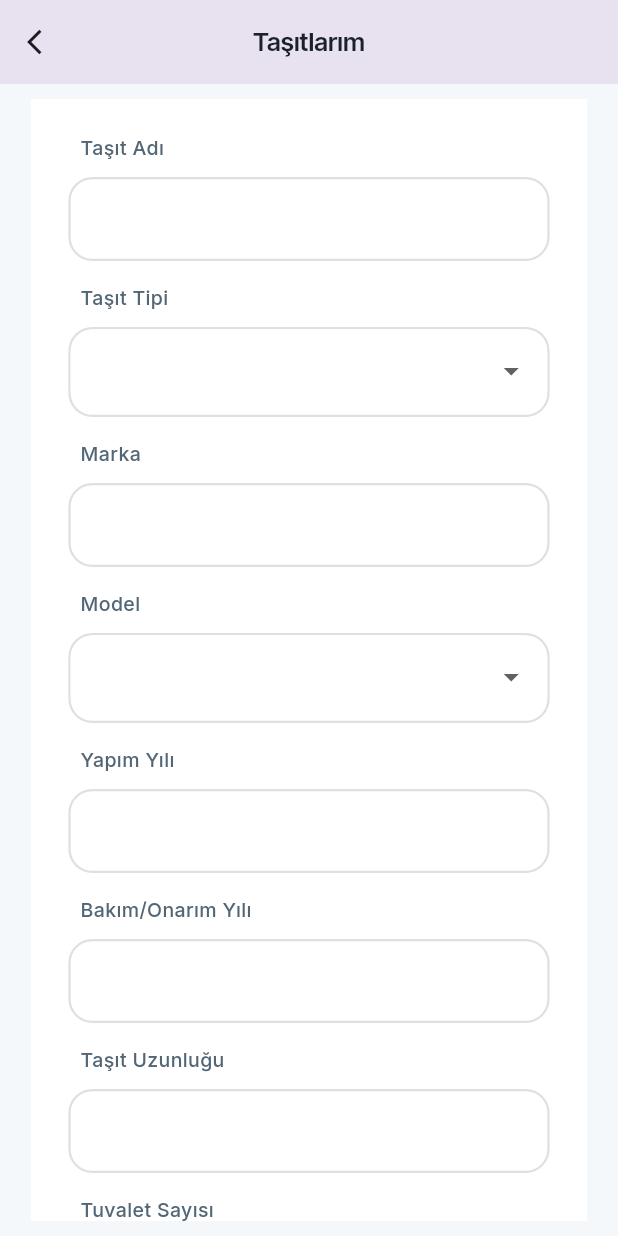
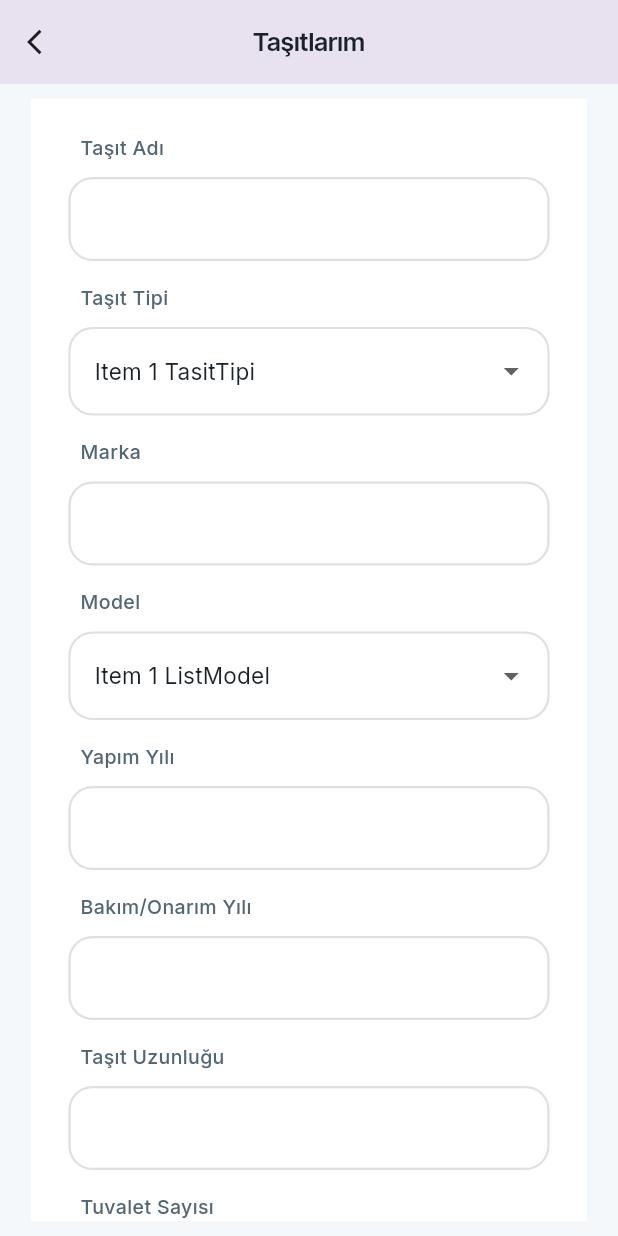
Before and after one commit to alican645/sabo_software_broken, a Flutter app: the screen it shows after launch, scrolled down 576 dp, on a phone screen of 412 x 824 dp. Run offline on Flutter 3.47's test engine with Material 3 defaults, Android fonts, the phone set to English and light mode, and no system bars; our stand-ins replace flutter_svg, fluttertoast, google_fonts, image_picker.

Commit message:
sabo_software 11.09.2024-22.22

```diff
--- a/lib/views/task5/TasitlarDetayPage.dart
+++ b/lib/views/task5/TasitlarDetayPage.dart
@@ -17,16 +17,33 @@ class TasitlarDeetayPage extends StatefulWidget {
 }
 
 class _TasitlarDeetayPageState extends State<TasitlarDeetayPage> {
-  String? _selectedItemModel;
-  String? _selectedItemBayrak;
+
+
+
+  bool _isPressed=false;
 
   // Dropdown menüsünde gösterilecek öğeler
-  final List<String> _itemListModel = ["Item 1", "Item 2", "Item 3", "Item 4"];
-  final List<String> _itemListBayrak = [
-    "Türkiye",
-    "Almanya",
-    "Fransa",
-    "İngiltere"
+  final List<String> _itemListModel = ["Item 1 ListModel", "Item 2 ListModel", "Item 3 ListModel", "Item 4 ListModel"];
+  String _selectedItemModel="Item 1 ListModel";
+
+  final List<String> _itemListTasitTipi = ["Item 1 TasitTipi", "Item 2 TasitTipi", "Item 3 TasitTipi", "Item 4 TasitTipi"];
+  String _selectedItemTasitTipi="Item 1 TasitTipi";
+
+  final List<String> _itemListYapiModel = ["Item 1 YapiModel", "Item 2 YapiModel", "Item 3 YapiModel", "Item 4 YapiModel"];
+  String _selectedItemYapiModel="Item 1 YapiModel";
+
+  // final List<String> _itemListModel = ["Item 1", "Item 2", "Item 3", "Item 4"];
+  // String _selectedItemModel="Item 1";
+
+
+
+
+  String _selectedItemBayrak = 'tr'; // Türkiye
+  final List<Map<String, String>> _itemListBayrak = [
+    {'name': 'Turkey', 'code': 'tr'},
+    {'name': 'Germany', 'code': 'de'},
+    {'name': 'United States', 'code': 'us'},
+    {'name': 'France', 'code': 'fr'},
   ];
 
   final TextEditingController _tamKapasiteController = TextEditingController();
@@ -200,12 +217,14 @@ class _TasitlarDeetayPageState extends State<TasitlarDeetayPage> {
                     borderRadius: BorderRadius.circular(12),
                     color: Colors.white),
                 child: _buildTextFieldwidgetArea(
+                    true,
                     mqWidth,
                     "Tam Kapasite",
                     ImageIcon(AssetImage("assets/images/user.png")),
                     GoogleFonts.interTight(
                         fontSize: 17, fontWeight: FontWeight.w600),
-                    TextInputType.number,_tamKapasiteController),
+                    TextInputType.number,
+                    _tamKapasiteController),
               ),
               const SizedBox(
                 height: 40,
@@ -218,12 +237,14 @@ class _TasitlarDeetayPageState extends State<TasitlarDeetayPage> {
                     borderRadius: BorderRadius.circular(12),
                     color: Colors.white),
                 child: _buildTextFieldwidgetArea(
+                    true,
                     mqWidth,
                     "Yemekli Kapasite",
                     ImageIcon(AssetImage("assets/images/knife_fork.png")),
                     GoogleFonts.interTight(
                         fontSize: 17, fontWeight: FontWeight.w600),
-                    TextInputType.number,_yemekliKapasiteController),
+                    TextInputType.number,
+                    _yemekliKapasiteController),
               ),
               const SizedBox(
                 height: 40,
@@ -248,6 +269,7 @@ class _TasitlarDeetayPageState extends State<TasitlarDeetayPage> {
                                       fontWeight: FontWeight.w600)),
                             )),
                         _buildTextFieldwidgetArea(
+                            false,
                             mqWidth,
                             "Taşıt Adı",
                             null,
@@ -255,18 +277,20 @@ class _TasitlarDeetayPageState extends State<TasitlarDeetayPage> {
                                 fontSize: 13,
                                 fontWeight: FontWeight.w500,
                                 color: Color(0xff526675)),
-                            TextInputType.text,_tasitAdiController),
+                            TextInputType.text,
+                            _tasitAdiController),
                         _buildDropdown(
                           "Taşıt Tipi",
                           mqWidth,
-                          _selectedItemModel,
-                          _itemListModel,
+                          _selectedItemTasitTipi,
+                          _itemListTasitTipi,
                           GoogleFonts.inter(
                               fontSize: 13,
                               fontWeight: FontWeight.w500,
-                              color: Color(0xff526675)),
+                              color: Color(0xff526675),),
                         ),
                         _buildTextFieldwidgetArea(
+                            false,
                             mqWidth,
                             "Marka",
                             null,
@@ -274,7 +298,8 @@ class _TasitlarDeetayPageState extends State<TasitlarDeetayPage> {
                                 fontSize: 13,
                                 fontWeight: FontWeight.w500,
                                 color: Color(0xff526675)),
-                            TextInputType.text,_markaController),
+                            TextInputType.text,
+                            _markaController),
                         _buildDropdown(
                             "Model",
                             mqWidth,
@@ -283,8 +308,11 @@ class _TasitlarDeetayPageState extends State<TasitlarDeetayPage> {
                             GoogleFonts.inter(
                                 fontSize: 13,
                                 fontWeight: FontWeight.w500,
-                                color: Color(0xff526675))),
+                                color: Color(0xff526675)),
+
+                        ),
                         _buildTextFieldwidgetArea(
+                            false,
                             mqWidth,
                             "Yapım Yılı",
                             null,
@@ -292,8 +320,10 @@ class _TasitlarDeetayPageState extends State<TasitlarDeetayPage> {
                                 fontSize: 13,
                                 fontWeight: FontWeight.w500,
                                 color: Color(0xff526675)),
-                            TextInputType.number,_yapimTiliContoller),
+                            TextInputType.number,
+                            _yapimTiliContoller),
                         _buildTextFieldwidgetArea(
+                            false,
                             mqWidth,
                             "Bakım/Onarım Yılı",
                             null,
@@ -301,8 +331,10 @@ class _TasitlarDeetayPageState extends State<TasitlarDeetayPage> {
                                 fontSize: 13,
                                 fontWeight: FontWeight.w500,
                                 color: Color(0xff526675)),
-                            TextInputType.number,_bakimOnarimYiliController),
+                            TextInputType.number,
+                            _bakimOnarimYiliController),
                         _buildTextFieldwidgetArea(
+                            false,
                             mqWidth,
                             "Taşıt Uzunluğu",
                             null,
@@ -310,8 +342,10 @@ class _TasitlarDeetayPageState extends State<TasitlarDeetayPage> {
                                 fontSize: 13,
                                 fontWeight: FontWeight.w500,
                                 color: Color(0xff526675)),
-                            TextInputType.number,_tasitUzunluguController),
+                            TextInputType.number,
+                            _tasitUzunluguController),
                         _buildTextFieldwidgetArea(
+                            false,
                             mqWidth,
                             "Tuvalet Sayısı",
                             null,
@@ -319,12 +353,11 @@ class _TasitlarDeetayPageState extends State<TasitlarDeetayPage> {
                                 fontSize: 13,
                                 fontWeight: FontWeight.w500,
                                 color: Color(0xff526675)),
-                            TextInputType.number,_tuvaletSayisiController),
-                        _buildDropdown(
+                            TextInputType.number,
+                            _tuvaletSayisiController),
+                        _buildDropdownBayrak(
                             "Bayrak",
                             mqWidth,
-                            _selectedItemBayrak,
-                            _itemListBayrak,
                             GoogleFonts.inter(
                                 fontSize: 13,
                                 fontWeight: FontWeight.w500,
@@ -332,15 +365,42 @@ class _TasitlarDeetayPageState extends State<TasitlarDeetayPage> {
                         _buildDropdown(
                             "Yapı Malzemesi",
                             mqWidth,
-                            _selectedItemBayrak,
-                            _itemListBayrak,
+                            _selectedItemYapiModel,
+                            _itemListYapiModel,
                             GoogleFonts.inter(
                                 fontSize: 13,
                                 fontWeight: FontWeight.w500,
                                 color: Color(0xff526675))),
+                        GestureDetector(
+                            onTapDown: (_) {
+                              setState(() {
+                                _isPressed = true;
+                              });
+                            },
+                            onTapUp: (_) {
+                              setState(() {
+                                _isPressed = false;
+                              });
+                              // Tıklama sonrasında yapılacak işlem
+                            },
+                            onTapCancel: () {
+                              setState(() {
+                                _isPressed = false;
+                              });
+                            },
+                          child: Container(
+                              width: mqWidth * 0.8,
+                              height: 56,
+                              decoration: BoxDecoration(
+                                color: _isPressed==false?Color(0xff189DFD):Color(0xff189DFD).withOpacity(0.5),
+                                  borderRadius: BorderRadius.circular(200),
+                                 ),
+                              child:
+                                  Center(child: Text("Değişiklikleri Kaydet"))),
+                        )
                       ],
                     )),
-              )
+              ),
             ],
           ),
         ),
@@ -349,6 +409,7 @@ class _TasitlarDeetayPageState extends State<TasitlarDeetayPage> {
   }
 
   Padding _buildTextFieldwidgetArea(
+      bool paddingZero,
       double mqWidth,
       String title,
       Widget? icon,
@@ -366,13 +427,14 @@ class _TasitlarDeetayPageState extends State<TasitlarDeetayPage> {
               child: Text(title, style: textStyle),
             ),
           ),
-          _buildTextField(mqWidth, icon, textInputType, textEditingController)
+          _buildTextField(paddingZero,mqWidth, icon, textInputType, textEditingController)
         ],
       ),
     );
   }
 
   Container _buildTextField(
+      bool paddingZero,
       double mqWidth,
       Widget? icon,
       TextInputType textInputType,
@@ -383,6 +445,8 @@ class _TasitlarDeetayPageState extends State<TasitlarDeetayPage> {
       decoration: BoxDecoration(
           borderRadius: BorderRadius.circular(16),
           border: Border.all(color: Colors.grey.shade300, width: 1.5)),
+      child: Padding(
+        padding:  paddingZero == true ? EdgeInsets.zero:EdgeInsets.symmetric(horizontal: 8),
         child: TextField(
           controller: textEditingController,
           keyboardType: textInputType,
@@ -391,11 +455,77 @@ class _TasitlarDeetayPageState extends State<TasitlarDeetayPage> {
             border: InputBorder.none,
           ),
         ),
+      ),
     );
   }
 
-  Padding _buildDropdown(String title, double mqWidth, String? value,
-      List<String> itemList, TextStyle textStyle) {
+  Padding _buildDropdown(
+     String title,          // Dropdown başlığı
+     double mqWidth,        // Ekran genişliği
+     String selectedValue,  // Seçilen değer
+     List<String> itemList, // Dropdown'a ait veriler
+     TextStyle textStyle,   // Başlık yazı stili
+
+  ) {
+    return Padding(
+      padding: const EdgeInsets.fromLTRB(10.0, 5, 10, 5),
+      child: Column(
+        crossAxisAlignment: CrossAxisAlignment.start,
+        children: [
+          Padding(
+            padding: const EdgeInsets.fromLTRB(8.0, 5, 8, 10),
+            child: Text(
+              title,
+              style: textStyle,
+            ),
+          ),
+          Container(
+            width: mqWidth * 0.8,
+            decoration: BoxDecoration(
+              borderRadius: BorderRadius.circular(16),
+              border: Border.all(color: Colors.grey.shade300, width: 1.5),
+            ),
+            child: DropdownButtonHideUnderline(
+              child: DropdownButtonFormField<String>(
+                decoration: InputDecoration(
+                  border: OutlineInputBorder(
+                    borderRadius: BorderRadius.circular(16),
+                    borderSide: BorderSide.none,
+                  ),
+                  filled: true,
+                  fillColor: Colors.white,
+                ),
+                value: selectedValue,  // Seçilen değer
+                icon: Icon(Icons.arrow_drop_down),
+                isExpanded: true,      // Genişliği doldurması için
+                items: itemList.map((String item) {
+                  return DropdownMenuItem<String>(
+                    value: item,
+                    child: Text(
+                      item,
+                      style: GoogleFonts.inter(
+                        fontWeight: FontWeight.w400,
+                        fontSize: 15,
+                        color: Color(0xff1A2228),
+                      ),
+                    ),
+                  );
+                }).toList(),
+                onChanged: (newValue){
+                  selectedValue=newValue!;
+                  setState(() {});
+                },  // Seçim değiştiğinde tetiklenen callback
+              ),
+            ),
+          ),
+        ],
+      ),
+    );
+  }
+
+
+  Padding _buildDropdownBayrak(String title, double mqWidth,
+       TextStyle textStyle) {
     return Padding(
       padding: const EdgeInsets.fromLTRB(10.0, 5, 10, 5),
       child: Column(
@@ -412,12 +542,10 @@ class _TasitlarDeetayPageState extends State<TasitlarDeetayPage> {
           ),
           Container(
             width: mqWidth * 0.8,
-            height: 60,
             decoration: BoxDecoration(
               borderRadius: BorderRadius.circular(16),
               border: Border.all(color: Colors.grey.shade300, width: 1.5),
             ),
-            child: DropdownButtonHideUnderline(
             child: DropdownButtonFormField<String>(
               decoration: InputDecoration(
                 border: OutlineInputBorder(
@@ -427,28 +555,38 @@ class _TasitlarDeetayPageState extends State<TasitlarDeetayPage> {
                 filled: true, // Arka plan rengini doldurur
                 fillColor: Colors.white, // Arka plan rengi
               ),
-                value: value,
+              value: _selectedItemBayrak,
               icon: Icon(Icons.arrow_drop_down),
               isExpanded: true, // Tüm genişliği kaplaması için
-                items: itemList.map((String item) {
+              items: _itemListBayrak.map((country) {
                 return DropdownMenuItem<String>(
-                    value: item,
-                    child: Text(
-                      item,
+                  value: country['code'],
+                  child: Row(
+                    children: [
+                      SvgPicture.asset(
+                        'icons/flags/svg/${country['code']}.svg',
+                        package: 'country_icons',
+                        width: 30,
+                        height: 20,
+                      ),
+                      SizedBox(width: mqWidth*0.05,),
+                      Text(
+                        country['name']!,
                         style: GoogleFonts.inter(
                           fontWeight: FontWeight.w400,
                           fontSize: 15,
                           color: Color(0xff1A2228),
                         ),
                       ),
+                    ],
+                  ),
                 );
               }).toList(),
               onChanged: (String? newValue) {
                 setState(() {
-                    value = newValue!;
+                  _selectedItemBayrak = newValue!;
                 });
               },
-              ),
             ),
           )
         ],
--- a/pubspec.yaml
+++ b/pubspec.yaml
@@ -41,6 +41,7 @@ dependencies:
   image_picker: ^1.1.2
   flutter_svg: ^2.0.10+1
   fluttertoast: ^8.2.2
+  country_icons: ^2.0.0
 
 
 dev_dependencies:
```
Also changed, not shown: pubspec.lock. Lines whose indentation alone changed are shown as unchanged.
